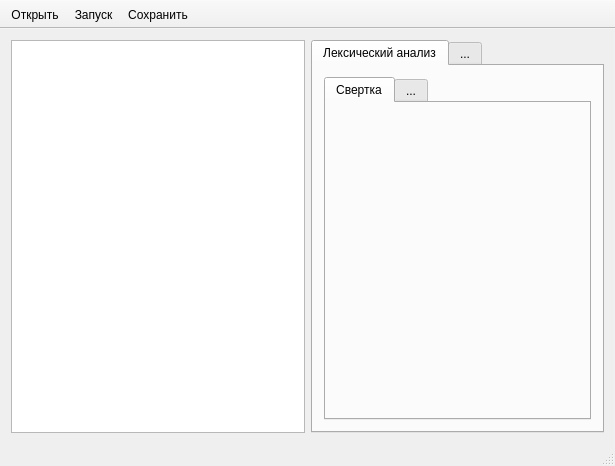
The window that mainwindow.ui (splinter89/scompiler) describes before a commit, drawn with Qt 5.
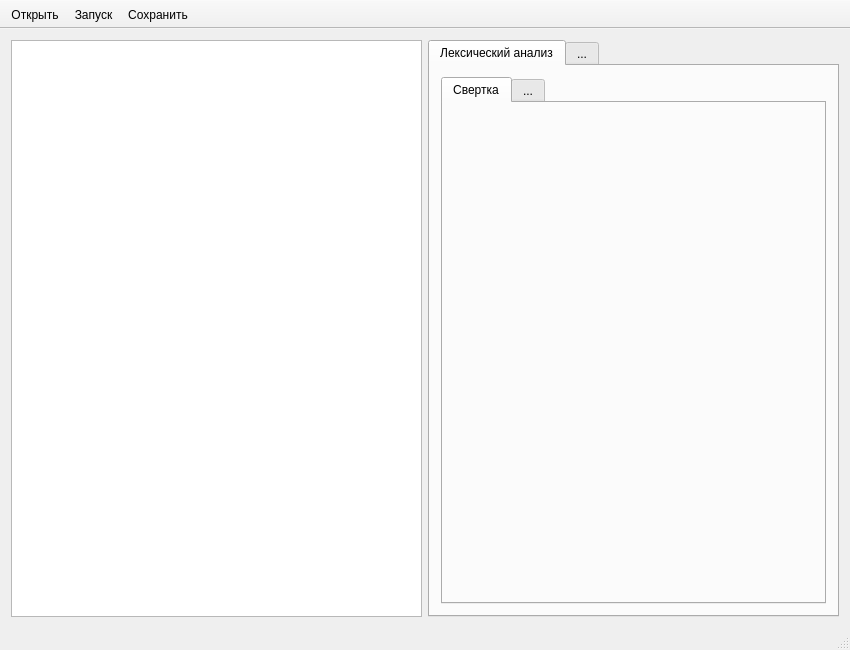
The same window after the commit. The open tabs and pages were chosen to show the change. Icons and pictures are not drawn.

Diff of the .ui file:
```diff
--- a/mainwindow.ui
+++ b/mainwindow.ui
@@ -7,8 +7,8 @@
    <rect>
     <x>0</x>
     <y>0</y>
-    <width>615</width>
-    <height>466</height>
+    <width>850</width>
+    <height>650</height>
    </rect>
   </property>
   <property name="windowTitle">
@@ -20,19 +20,6 @@
   </property>
   <widget class="QWidget" name="centralWidget">
    <layout class="QGridLayout" name="gridLayout">
-    <item row="0" column="0">
-     <widget class="QTextEdit" name="source_te">
-      <property name="sizePolicy">
-       <sizepolicy hsizetype="Expanding" vsizetype="Expanding">
-        <horstretch>0</horstretch>
-        <verstretch>0</verstretch>
-       </sizepolicy>
-      </property>
-      <property name="cursor" stdset="0">
-       <cursorShape>IBeamCursor</cursorShape>
-      </property>
-     </widget>
-    </item>
     <item row="0" column="1">
      <widget class="QTabWidget" name="tabWidget">
       <property name="enabled">
@@ -81,6 +68,19 @@
       </widget>
      </widget>
     </item>
+    <item row="0" column="0">
+     <widget class="QPlainTextEdit" name="source_te">
+      <property name="sizePolicy">
+       <sizepolicy hsizetype="Expanding" vsizetype="Expanding">
+        <horstretch>0</horstretch>
+        <verstretch>0</verstretch>
+       </sizepolicy>
+      </property>
+      <property name="cursor" stdset="0">
+       <cursorShape>IBeamCursor</cursorShape>
+      </property>
+     </widget>
+    </item>
    </layout>
   </widget>
   <widget class="QStatusBar" name="statusBar"/>
```
Left out of the diff: 2 changed lines with no effect on the pictures.
